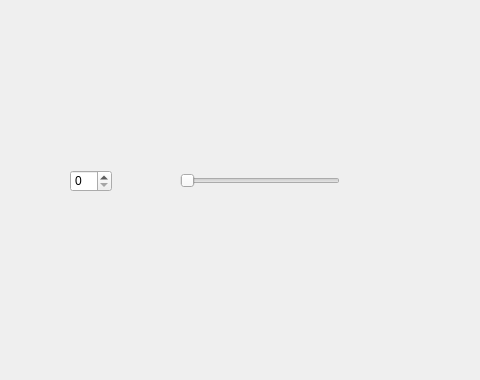
This is widget.ui in Even8787/0922_test as Qt 5 draws it before an edit; both pictures show x 0 to 480 and y 0 to 380 of the 800 by 600 pixel window. The edited form follows.
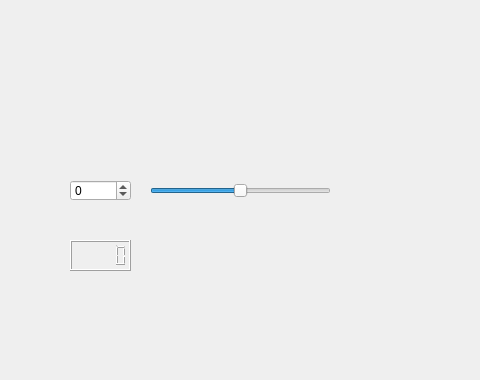
This is the edited form.

Commit message: Project Completed

What changed in the file:
```diff
--- a/widget.ui
+++ b/widget.ui
@@ -17,25 +17,47 @@
    <property name="geometry">
     <rect>
      <x>70</x>
-     <y>170</y>
-     <width>42</width>
-     <height>22</height>
+     <y>180</y>
+     <width>61</width>
+     <height>21</height>
     </rect>
    </property>
+   <property name="minimum">
+    <number>-100</number>
+   </property>
+   <property name="maximum">
+    <number>100</number>
+   </property>
   </widget>
   <widget class="QSlider" name="horizontalSlider">
    <property name="geometry">
     <rect>
-     <x>180</x>
-     <y>170</y>
-     <width>160</width>
-     <height>22</height>
+     <x>150</x>
+     <y>180</y>
+     <width>181</width>
+     <height>21</height>
     </rect>
    </property>
+   <property name="minimum">
+    <number>-100</number>
+   </property>
+   <property name="maximum">
+    <number>100</number>
+   </property>
    <property name="orientation">
     <enum>Qt::Orientation::Horizontal</enum>
    </property>
   </widget>
+  <widget class="QLCDNumber" name="lcdNumber">
+   <property name="geometry">
+    <rect>
+     <x>70</x>
+     <y>240</y>
+     <width>61</width>
+     <height>31</height>
+    </rect>
+   </property>
+  </widget>
  </widget>
  <resources/>
  <connections>
```
Left out of the diff: 32 changed lines with no effect on the pictures.
